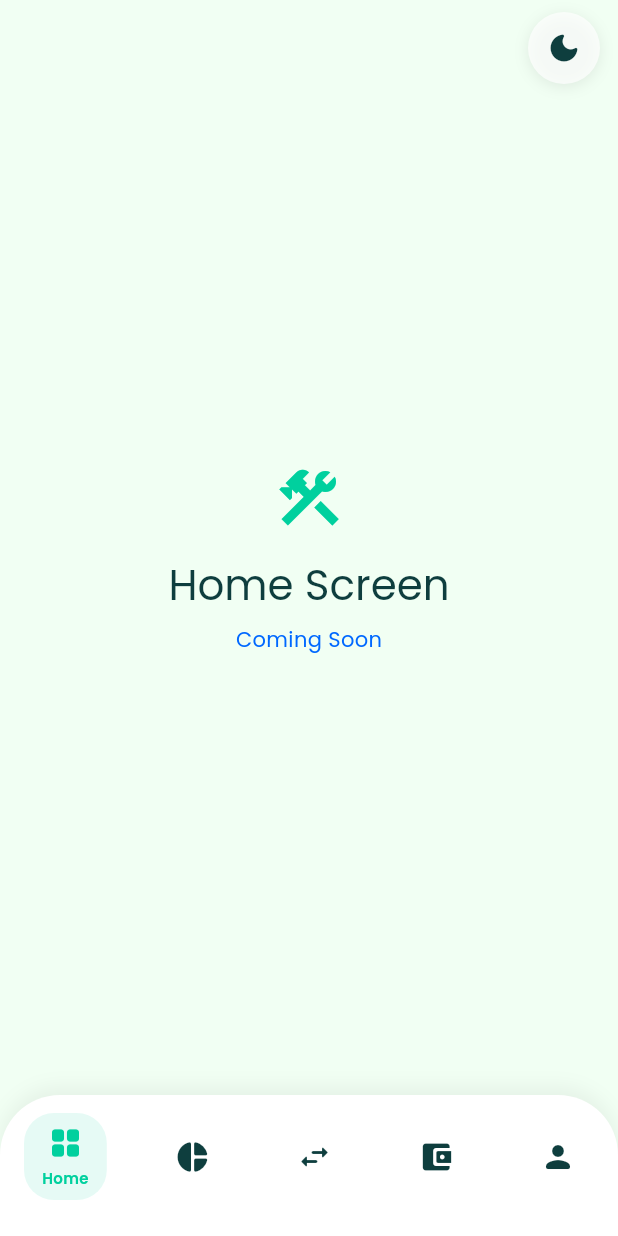
After one commit to Monarch-of-Code/finance_nest, a Flutter app: the HomeScreen screen opened directly, on a phone screen of 412 x 824 dp. The commit adds this screen. Run offline on Flutter 3.47's test engine with Material 3 defaults, Android fonts, the phone set to English and light mode, and no system bars; our stand-ins replace flutter_riverpod, flutter_svg, google_fonts.

Commit message:
Add navigation system and HomeScreen
Introduce a new navigation system and placeholder Home screen: adds NavigationTab enum, NavigationNotifier provider, and AppBottomNavigation widget to manage and render bottom navigation. Adds HomeScreen with theme toggle, system UI config, and wiring to the navigation provider; verify_email_screen now routes to HomeScreen after verification. Minor fixes and stubs: correct onboarding text typo, rename/create home feature files and add empty repository/service stubs, update .cursorrules header. Also update pubspec (google_fonts version) and adjust macOS GeneratedPluginRegistrant to remove a stray path_provider registration.

```diff
--- /dev/null
+++ b/lib/app/providers/navigation_provider.dart
@@ -0,0 +1,19 @@
+import 'package:flutter_riverpod/flutter_riverpod.dart';
+import '../../core/widgets/navigaton/domain/navigation_service.dart'; // ✅ This is where NavigationTab lives
+
+/// Notifier to manage the current navigation tab
+class NavigationNotifier extends Notifier<NavigationTab> {
+  @override
+  NavigationTab build() {
+    return NavigationTab.home;
+  }
+
+  void setTab(NavigationTab tab) {
+    state = tab;
+  }
+}
+
+/// Global provider for navigation state
+final navigationProvider = NotifierProvider<NavigationNotifier, NavigationTab>(() {
+  return NavigationNotifier();
+});
--- /dev/null
+++ b/lib/core/widgets/navigaton/domain/navigation_service.dart
@@ -0,0 +1,26 @@
+/// Defines the available navigation tabs in the application
+enum NavigationTab {
+  home,
+  analysis,
+  transactions,
+  budgets,
+  profile,
+}
+
+/// Extension to get human-readable names or indices if needed later
+extension NavigationTabExtension on NavigationTab {
+  String get label {
+    switch (this) {
+      case NavigationTab.home:
+        return 'Home';
+      case NavigationTab.analysis:
+        return 'Analysis';
+      case NavigationTab.transactions:
+        return 'Transactions';
+      case NavigationTab.budgets:
+        return 'Budgets';
+      case NavigationTab.profile:
+        return 'Profile';
+    }
+  }
+}
--- /dev/null
+++ b/lib/core/widgets/navigaton/presentation/navigatoin_widget.dart
@@ -0,0 +1,125 @@
+import 'package:flutter/material.dart';
+import 'package:flutter_riverpod/flutter_riverpod.dart';
+import '../../../../app/providers/navigation_provider.dart';
+import '../../../constants/app_colors.dart';
+import '../domain/navigation_service.dart';
+
+class AppBottomNavigation extends ConsumerWidget {
+  const AppBottomNavigation({super.key});
+
+  @override
+  Widget build(BuildContext context, WidgetRef ref) {
+    final currentTab = ref.watch(navigationProvider);
+    final theme = Theme.of(context);
+    final isDark = theme.brightness == Brightness.dark;
+
+    // Colors derived from your AppTheme logic
+    final backgroundColor = isDark ? AppColors.cyprus : Colors.white;
+    final selectedItemColor = AppColors.caribbeanGreen;
+    final unselectedItemColor = isDark ? AppColors.lightGreen : AppColors.cyprus;
+
+    return Container(
+      padding: const EdgeInsets.fromLTRB(16, 12, 16, 24), // Extra bottom padding for SafeArea
+      decoration: BoxDecoration(
+        color: backgroundColor,
+        borderRadius: const BorderRadius.only(
+          topLeft: Radius.circular(40),
+          topRight: Radius.circular(40),
+        ),
+        boxShadow: [
+          BoxShadow(
+            color: Colors.black.withOpacity(0.05),
+            blurRadius: 10,
+            offset: const Offset(0, -5),
+          ),
+        ],
+      ),
+      child: Row(
+        mainAxisAlignment: MainAxisAlignment.spaceBetween,
+        children: NavigationTab.values.map((tab) {
+          final isSelected = currentTab == tab;
+          return _NavItem(
+            icon: _getIconForTab(tab),
+            label: tab.label,
+            isSelected: isSelected,
+            selectedColor: selectedItemColor,
+            unselectedColor: unselectedItemColor,
+            onTap: () => ref.read(navigationProvider.notifier).setTab(tab),
+          );
+        }).toList(),
+      ),
+    );
+  }
+
+  IconData _getIconForTab(NavigationTab tab) {
+    switch (tab) {
+      case NavigationTab.home:
+        return Icons.grid_view_rounded; // Dashboard icon
+      case NavigationTab.analysis:
+        return Icons.pie_chart_rounded;
+      case NavigationTab.transactions:
+        return Icons.swap_horiz_rounded;
+      case NavigationTab.budgets:
+        return Icons.account_balance_wallet_rounded;
+      case NavigationTab.profile:
+        return Icons.person_rounded;
+    }
+  }
+}
+
+class _NavItem extends StatelessWidget {
+  final IconData icon;
+  final String label;
+  final bool isSelected;
+  final Color selectedColor;
+  final Color unselectedColor;
+  final VoidCallback onTap;
+
+  const _NavItem({
+    required this.icon,
+    required this.label,
+    required this.isSelected,
+    required this.selectedColor,
+    required this.unselectedColor,
+    required this.onTap,
+  });
+
+  @override
+  Widget build(BuildContext context) {
+    return GestureDetector(
+      onTap: onTap,
+      behavior: HitTestBehavior.opaque,
+      child: AnimatedContainer(
+        duration: const Duration(milliseconds: 200),
+        curve: Curves.easeInOut,
+        padding: const EdgeInsets.symmetric(horizontal: 12, vertical: 8),
+        decoration: BoxDecoration(
+          color: isSelected ? selectedColor.withValues(alpha: 0.1) : Colors.transparent,
+          borderRadius: BorderRadius.circular(20),
+        ),
+        child: Column(
+          mainAxisSize: MainAxisSize.min,
+          children: [
+            Icon(
+              icon,
+              color: isSelected ? selectedColor : unselectedColor,
+              size: 24,
+            ),
+            // Optional: Hide text if not selected for cleaner look, or keep it small
+            if (isSelected) ...[
+              const SizedBox(height: 4),
+              Text(
+                label,
+                style: TextStyle(
+                  color: selectedColor,
+                  fontSize: 10,
+                  fontWeight: FontWeight.w600,
+                ),
+              ),
+            ]
+          ],
+        ),
+      ),
+    );
+  }
+}
--- a/lib/features/auth/presentation/onboarding_screen.dart
+++ b/lib/features/auth/presentation/onboarding_screen.dart
@@ -34,7 +34,7 @@ class _OnboardingScreenState extends State<OnboardingScreen> {
       imageAsset: 'assets/images/img-1.png',
     ),
     OnboardingPage(
-      title: '¿Are You Ready To Take Control Of Your Finances?',
+      title: 'Are You Ready To Take Control Of Your Finances?',
       imageAsset: 'assets/images/img-2.png',
     ),
   ];
--- a/lib/features/auth/presentation/verify_email_screen.dart
+++ b/lib/features/auth/presentation/verify_email_screen.dart
@@ -6,7 +6,8 @@ import '../../../core/constants/app_fonts.dart';
 import '../../../core/widgets/app_button.dart';
 import '../../../core/widgets/exit_confirmation_dialog.dart';
 import '../../../core/utils/page_route_utils.dart';
-import '../../../core/widgets/widget_showcase_screen.dart';
+// import '../../../core/widgets/widget_showcase_screen.dart';
+import '../../home/presentation/home_screen.dart';
 import 'new_password_screen.dart';
 
 /// Verify Email screen for email verification with 6-digit code
@@ -73,7 +74,7 @@ class _VerifyEmailScreenState extends ConsumerState<VerifyEmailScreen> {
         } else {
           Navigator.pushReplacement(
             context,
-            createSlideRoute(const WidgetShowcaseScreen()),
+            createSlideRoute(const HomeScreen()),
           );
         }
         return;
@@ -100,7 +101,7 @@ class _VerifyEmailScreenState extends ConsumerState<VerifyEmailScreen> {
             // Navigate to widget showcase screen after successful verification
             Navigator.pushReplacement(
               context,
-              createSlideRoute(const WidgetShowcaseScreen()),
+              createSlideRoute(const HomeScreen()),
             );
           }
         }
--- /dev/null
+++ b/lib/features/home/presentation/home_screen.dart
@@ -0,0 +1,125 @@
+import 'package:flutter/material.dart';
+import 'package:flutter/services.dart';
+import 'package:flutter_riverpod/flutter_riverpod.dart';
+import '../../../app/providers/navigation_provider.dart';
+import '../../../app/providers/theme_provider.dart'; // ← Add this import
+import '../../../core/constants/app_colors.dart';
+import '../../../core/constants/app_fonts.dart';
+import '../../../core/widgets/navigaton/presentation/navigatoin_widget.dart';
+import '../../../core/widgets/navigaton/domain/navigation_service.dart';
+
+class HomeScreen extends ConsumerWidget {
+  const HomeScreen({super.key});
+
+  @override
+  Widget build(BuildContext context, WidgetRef ref) {
+    final currentTab = ref.watch(navigationProvider);
+    ref.watch(themeModeProvider); // ← Watch theme so UI rebuilds on toggle
+    final theme = Theme.of(context);
+    final isDark = theme.brightness == Brightness.dark;
+
+    // Theme colors matching your design system
+    final bgColor = isDark ? AppColors.voidColor : AppColors.honeydew;
+    final navColor = isDark ? AppColors.cyprus : Colors.white;
+    final iconColor = isDark ? AppColors.lightGreen : AppColors.cyprus;
+
+    return AnnotatedRegion<SystemUiOverlayStyle>(
+      value: SystemUiOverlayStyle(
+        systemNavigationBarColor: navColor,
+        systemNavigationBarIconBrightness:
+            isDark ? Brightness.light : Brightness.dark,
+        statusBarColor: Colors.transparent,
+        statusBarIconBrightness: isDark ? Brightness.light : Brightness.dark,
+      ),
+      child: Scaffold(
+        backgroundColor: bgColor,
+        body: Stack(
+          children: [
+            // Main Content Area
+            Positioned.fill(
+              bottom: 80,
+              child: SafeArea(
+                bottom: false,
+                child: _buildBody(currentTab, isDark),
+              ),
+            ),
+
+            // ── Theme Toggle Button (Top Right) ──
+            Positioned(
+              top: 0,
+              right: 0,
+              child: SafeArea(
+                child: Padding(
+                  padding: const EdgeInsets.only(top: 8, right: 12),
+                  child: Container(
+                    decoration: BoxDecoration(
+                      color: isDark
+                          ? AppColors.cyprus.withOpacity(0.6)
+                          : Colors.white.withOpacity(0.7),
+                      shape: BoxShape.circle,
+                      boxShadow: [
+                        BoxShadow(
+                          color: Colors.black.withOpacity(0.08),
+                          blurRadius: 8,
+                          offset: const Offset(0, 2),
+                        ),
+                      ],
+                    ),
+                    child: IconButton(
+                      icon: Icon(
+                        isDark ? Icons.light_mode_rounded : Icons.dark_mode_rounded,
+                        color: iconColor,
+                      ),
+                      onPressed: () {
+                        ThemeModeNotifier.toggleTheme();
+                        ref.invalidate(themeModeProvider);
+                      },
+                      tooltip: isDark ? 'Switch to light mode' : 'Switch to dark mode',
+                    ),
+                  ),
+                ),
+              ),
+            ),
+
+            // Bottom Navigation
+            const Positioned(
+              left: 0,
+              right: 0,
+              bottom: 0,
+              child: AppBottomNavigation(),
+            ),
+          ],
+        ),
+      ),
+    );
+  }
+
+  Widget _buildBody(NavigationTab tab, bool isDark) {
+    return Center(
+      child: Column(
+        mainAxisAlignment: MainAxisAlignment.center,
+        children: [
+          Icon(
+            Icons.construction,
+            size: 48,
+            color: isDark ? AppColors.lightGreen : AppColors.caribbeanGreen,
+          ),
+          const SizedBox(height: 16),
+          Text(
+            '${tab.label} Screen',
+            style: AppFonts.headlineMedium.copyWith(
+              color: isDark ? AppColors.honeydew : AppColors.cyprus,
+            ),
+          ),
+          const SizedBox(height: 8),
+          Text(
+            'Coming Soon',
+            style: AppFonts.bodyMedium.copyWith(
+              color: isDark ? AppColors.lightGreen : AppColors.oceanBlue,
+            ),
+          ),
+        ],
+      ),
+    );
+  }
+}
--- a/pubspec.yaml
+++ b/pubspec.yaml
@@ -41,7 +41,7 @@ dependencies:
   go_router: ^17.0.0
   intl: ^0.20.2
   flutter_svg: ^2.2.3
-  google_fonts: ^6.3.3
+  google_fonts: ^8.0.2
 
 dev_dependencies:
   flutter_test:
```
Also changed, not shown: lib/features/home/data/home_api.dart (added), lib/features/home/data/home_respository.dart (added), lib/features/home/domain/home_service.dart (added), pubspec.lock, 2 other files.
